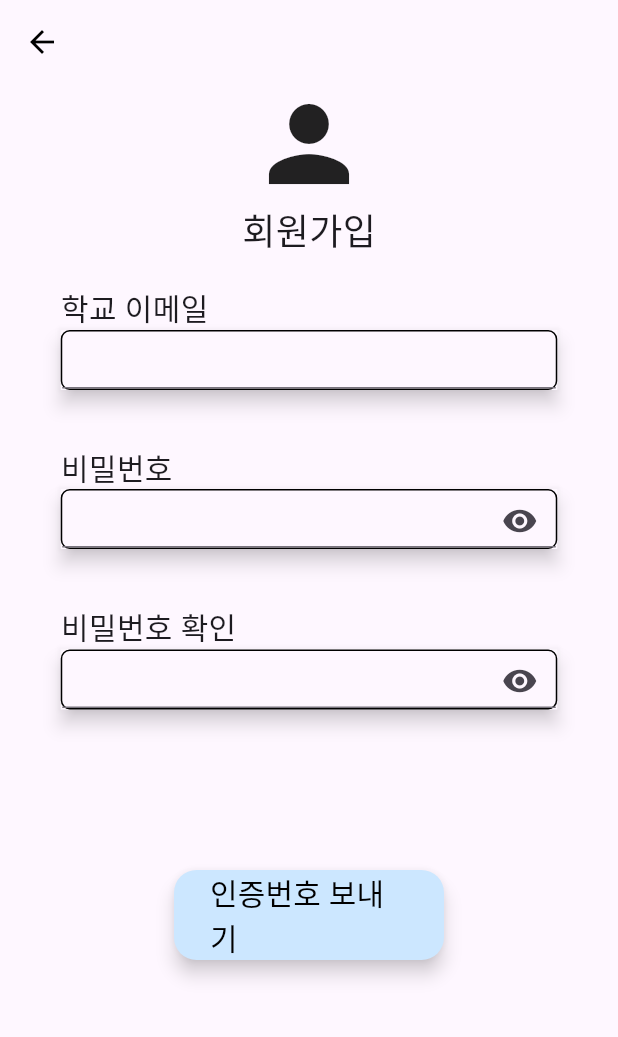
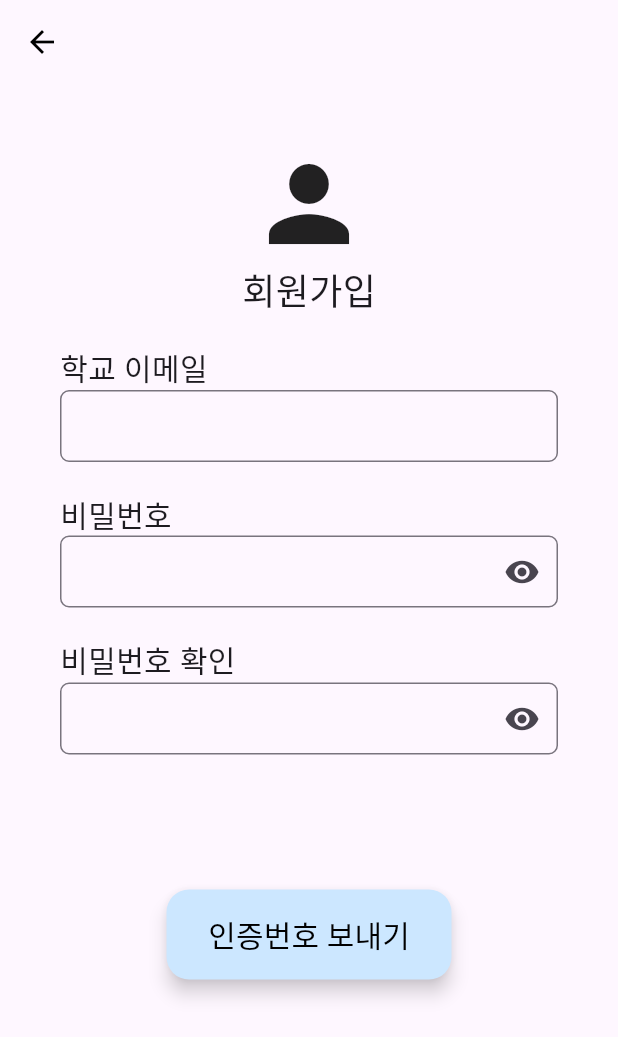
Before and after one commit to sang23141/plo, a Flutter app: the screen it shows after launch, on a phone screen of 412 x 824 dp. Shown: the top 1037 px of the screen. Run offline on Flutter 3.47's test engine with Material 3 defaults, Android fonts, the phone set to English and light mode, and no system bars; our stand-ins replace cloud_firestore, firebase_auth, firebase_core, firebase_storage, flutter_image_compress, flutter_riverpod and 1 more; accounts and stored records are empty.

Commit message:
fixed bug on sign_up_screen error message

```diff
--- a/lib/common/validator/validator.dart
+++ b/lib/common/validator/validator.dart
@@ -26,7 +26,7 @@ static String? isSamePassword(String? password, String? passwordRetype) {
   if (password == null || password.isEmpty || passwordRetype == null || passwordRetype.isEmpty) {
     return ErrorMessageConstants.emptyStringError;
   }
-  if (password !=passwordRetype) {
+  if (password != passwordRetype) {
     return ErrorMessageConstants.confirmPasswordError;
   }
     else {
--- a/lib/common/widget/my_widgets.dart
+++ b/lib/common/widget/my_widgets.dart
@@ -1,16 +1,13 @@
 import 'package:flutter/material.dart';
 import 'package:flutter/services.dart';
-
-Color PLOShadowColor = const Color.fromARGB(200, 0, 0, 0);
 
 Widget NumInputBox(BuildContext context, TextEditingController textController,
     {bool? wrongInput = false}) {
   return Material(
     elevation: 5,
-    shadowColor: PLOShadowColor,
+    shadowColor: const Color.fromARGB(200, 0, 0, 0),
     child: Container(
-      height: 85,
-      width: 73,
+      width: 75,
       decoration: BoxDecoration(
         border: Border.all(
             width: 1, color: wrongInput! ? Colors.red : Colors.black),
@@ -38,51 +35,34 @@ Widget NumInputBox(BuildContext context, TextEditingController textController,
 }
 
 // commentation needed
-Widget TextInputBox(
+Widget textInputBox(
     {required String text,
-    double? boxWidth = 200,
-    double? boxHeight = 50,
-    double? fontSize = 20,
-    required TextEditingController textController,
-    bool? wrongInput = false,
-    String errorMessage = ""}) {
-  return Column(
-    crossAxisAlignment: CrossAxisAlignment.start,
-    children: [
+    double fontSize = 20,
+    required TextEditingController controller,
+    required String? Function(String?)? validator}) {
+  return Column(crossAxisAlignment: CrossAxisAlignment.start, children: [
     Text(
       text,
       style: const TextStyle(fontSize: 20),
     ),
-      Material(
-        shadowColor: PLOShadowColor,
-        elevation: 5,
-        child: Container(
-          width: boxWidth,
-          height: boxHeight,
-          decoration: BoxDecoration(
-            border: Border.all(
-                width: 1, color: wrongInput! ? Colors.red : Colors.black),
+    TextFormField(
+        decoration: InputDecoration(
+            border: OutlineInputBorder(
               borderRadius: BorderRadius.circular(6),
+              borderSide: const BorderSide(color: Colors.black, width: 1),
             ),
-          child: TextField(
-            controller: textController,
+            contentPadding: const EdgeInsets.fromLTRB(5.0, 5.0, 5.0, 5.0)),
+        controller: controller,
         keyboardType: TextInputType.emailAddress,
         style: TextStyle(fontSize: fontSize),
-          ),
-        ),
-      ),
-      Text(
-        wrongInput ? errorMessage : '',
-        style: const TextStyle(color: Colors.red, fontSize: 12),
-      )
-    ],
-  );
+        validator: validator)
+  ]);
 }
 
 Container ButtonBox(
     {required String text,
     Color? color = const Color.fromARGB(255, 204, 231, 255),
-    double? boxWidth = 200,
+    double? boxWidth = 220,
     double? boxHeight = 50,
     Function()? buttonFunc,
     bool? wrongInput = false}) {
@@ -95,14 +75,14 @@ Container ButtonBox(
         shape: RoundedRectangleBorder(borderRadius: BorderRadius.circular(15)),
         side: const BorderSide(color: Colors.transparent),
         backgroundColor: color,
-        shadowColor: PLOShadowColor,
+        shadowColor: const Color.fromARGB(200, 0, 0, 0),
         elevation: 5,
       ),
       child: Text(
         text,
         style: const TextStyle(
           fontSize: 20,
-          color: Colors.black,
+          color: Color.fromARGB(255, 0, 0, 0),
         ),
       ),
     ),
@@ -131,14 +111,11 @@ Widget alertInputBox(
 
 Widget passwordInputBox(
     {required String text,
-    double? boxWidth = 200,
-    double? boxHeight = 50,
     double? fontSize = 20,
-    required TextEditingController textController,
-    bool? wrongInput = false,
-    String errorMessage = "",
+    required TextEditingController controller,
     required bool passwordVisible,
-    required Function() onPressed}) {
+    required Function() onPressed,
+    required String? Function(String?)? validator}) {
   return Column(
     crossAxisAlignment: CrossAxisAlignment.start,
     children: [
@@ -146,20 +123,9 @@ Widget passwordInputBox(
         text,
         style: const TextStyle(fontSize: 20),
       ),
-      Material(
-        shadowColor: PLOShadowColor,
-        elevation: 5,
-        child: Container(
-          width: boxWidth,
-          height: boxHeight,
-          decoration: BoxDecoration(
-            border: Border.all(
-                width: 1, color: wrongInput! ? Colors.red : Colors.black),
-            borderRadius: BorderRadius.circular(6),
-          ),
-          child: TextField(
+      TextFormField(
           obscureText: !passwordVisible,
-            controller: textController,
+          controller: controller,
           keyboardType: TextInputType.visiblePassword,
           style: TextStyle(fontSize: fontSize),
           decoration: InputDecoration(
@@ -168,14 +134,12 @@ Widget passwordInputBox(
                     passwordVisible ? Icons.visibility_off : Icons.visibility,
                   ),
                   onPressed: onPressed),
+              border: OutlineInputBorder(
+                borderRadius: BorderRadius.circular(6),
+                borderSide: const BorderSide(color: Colors.black, width: 1),
               ),
-          ),
-        ),
-      ),
-      Text(
-        wrongInput ? errorMessage : '',
-        style: const TextStyle(color: Colors.red, fontSize: 12),
-      )
+              contentPadding: const EdgeInsets.fromLTRB(5.0, 5.0, 5.0, 5.0)),
+          validator: validator),
     ],
   );
 }
@@ -239,14 +203,13 @@ Widget shadowBox({
   );
 }
 
-Widget textFormFieldErr({
-  TextInputType? inputType,
+Widget textFormFieldErr(
+    {TextInputType? inputType,
     List<TextInputFormatter>? inputRules,
     required double circularRadius,
     required String? Function(String?) validator,
     TextInputAction? textInputAction,
-  TextEditingController? controller
-}) {
+    TextEditingController? controller}) {
   return TextFormField(
     controller: controller,
     keyboardType: inputType,
--- a/lib/constants/error_message_constants.dart
+++ b/lib/constants/error_message_constants.dart
@@ -4,17 +4,21 @@ class ErrorMessageConstants {
   static const String emailFormatError = "이메일 형식을 올바르게 써주세요";
   static const String emptyStringError = "값을 입력 해주세요";
   static const String passwordFormatError =
-      "비밀번호는 최소 8자 이상이어야 하며, 최소 1개의 글자, 1개의 숫자, 그리고 1개의 특수 문자를 포함해야 합니다";
-  static const String confirmPasswordError = "Password and confirm password must be the same";
+      "비밀번호는 8자 이상이어야 하며\n최소 1개이상의 대문자, 소문자, 숫자,\n특수문자를 포함해야 합니다";
+  static const String confirmPasswordError = "비밀번호가 일치하지 않습니다";
 
-  static const String imageUploadError = "Sorry... There was an error uploading photos. Please try again";
-  static const String itemUploadError = "Sorry... There was an error uploading item. Please try again";
+  static const String imageUploadError =
+      "Sorry... There was an error uploading photos. Please try again";
+  static const String itemUploadError =
+      "Sorry... There was an error uploading item. Please try again";
 
   static const String showItemWarningErrorMessage =
       "This item has been reported multiple times by other users. It could contain inappropriate content. Would you still like to view this item?";
-  static const String failedToLaunchUrlMessage = "Failed to launch url. Please try again later";
+  static const String failedToLaunchUrlMessage =
+      "Failed to launch url. Please try again later";
 
-  static const String needToLoginMessage = "You need to login to use this feature. Please login and try again.";
+  static const String needToLoginMessage =
+      "You need to login to use this feature. Please login and try again.";
   static const String needToLoginForReportMessage =
       "To enhance security measures, we do not permit unsigned users to report a post. Please log in and try again.";
   static const String needToLoginForNotificationSetting =
--- a/lib/main.dart
+++ b/lib/main.dart
@@ -21,7 +21,7 @@ class MyApp extends StatelessWidget {
   @override
   Widget build(BuildContext context) {
     return const MaterialApp(
-      home: Sign_upScreen(),
+      home: SignUpScreen(),
     );
   }
 }
--- a/lib/views/sign_up_screen_view.dart/sign_up_screen.dart
+++ b/lib/views/sign_up_screen_view.dart/sign_up_screen.dart
@@ -6,88 +6,63 @@ import 'package:flutter/material.dart';
 import 'package:flutter_riverpod/flutter_riverpod.dart';
 import 'package:email_vertify/common/validator/validator.dart';
 
-class Sign_upScreen extends ConsumerStatefulWidget {
-  const Sign_upScreen({super.key});
+class SignUpScreen extends ConsumerStatefulWidget {
+  const SignUpScreen({super.key});
 
   @override
-  ConsumerState<Sign_upScreen> createState() => _Sign_upScreenState();
+  ConsumerState<SignUpScreen> createState() => _SignUpScreenState();
 }
 
-class _Sign_upScreenState extends ConsumerState<Sign_upScreen> {
-  bool invalidEmail = false;
-  bool invalidPassword = false;
-  bool notSamePassword = false;
-  bool isLoading = false;
-  bool isPasswordVisible = false;
-  TextEditingController password = TextEditingController();
-  TextEditingController passwordRetype = TextEditingController();
-  TextEditingController email = TextEditingController();
-
-  // @override
-  // void initState() {
-  //   super.initState();
-  //   //Provider wriiten to save state when user goes to next page and come back
-  //   ref
-  //       .watch(signUpInfoProvider.notifier)
-  //       .setEmailAndPassword(email, password, passwordRetype);
-  // }
+class _SignUpScreenState extends ConsumerState<SignUpScreen> {
+  final _formKey = GlobalKey<FormState>();
+  bool _isLoading = false;
+  bool _isPasswordVisible = false;
+  final TextEditingController _email = TextEditingController();
+  final TextEditingController _password = TextEditingController();
+  final TextEditingController _passwordRetype = TextEditingController();
 
   @override
   void dispose() {
-    email.dispose();
-    password.dispose();
-    passwordRetype.dispose();
+    _email.dispose();
+    _password.dispose();
+    _passwordRetype.dispose();
     super.dispose();
+  }
+
+  //Pass email and password to signup_provider
+  void _setProvider() {
+    ref
+        .watch(signUpInfoProvider.notifier)
+        .setEmailAndPassword(_email, _password, _passwordRetype);
   }
 
   // Function to send verification code to email
   void sendVertCodeToEmail() {
-    String? emailError = Validator.validatePSUEmail(email.text);
-    String? passwordError = Validator.validatePassword(password.text);
-    String? passwordRetypeError =
-        Validator.isSamePassword(password.text, passwordRetype.text);
-
-    if (emailError == null &&
-        passwordError == null &&
-        passwordRetypeError == null) {
+    if (_formKey.currentState!.validate()) {
       setState(() {
-        isLoading = true;
-        invalidEmail = false;
-        invalidPassword = false;
-        notSamePassword = false;
+        _isLoading = true;
       });
 
-      //Pass email and password to signup_provider
-      ref
-          .watch(signUpInfoProvider.notifier)
-          .setEmailAndPassword(email, password, passwordRetype);
+      _setProvider();
 
-      // Make API call to get OTP
-      EmailAPIService.otpLogin(email.text).then((response) {
+      //Make API call to get OTP
+      EmailAPIService.otpLogin(_email.text).then((response) {
+        //If API response contains data, navigate to VertCodeScreen
+        if (response.data != null) {
           setState(() {
-          isLoading = false; // Hide loading indicator
+            _isLoading = false; // Hide loading indicator
           });
 
-        // If response contains data, navigate to VertCodeScreen
-        if (response.data != null) {
           Navigator.push(
             context,
             MaterialPageRoute(
               builder: ((context) => VertCodeScreen(
-                    emailcontroller: email,
+                    emailcontroller: _email,
                     otpHash: response.data!,
                   )),
             ),
           );
         }
-      });
-    } else {
-      //Three must be declared as false at the begining else it will continously show the error message even though the error is gone.
-      setState(() {
-        isLoading = false;
-        invalidEmail = false;
-        invalidPassword = false;
-        notSamePassword = false;
       });
     }
   }
@@ -109,7 +84,13 @@ class _Sign_upScreenState extends ConsumerState<Sign_upScreen> {
       body: SingleChildScrollView(
         child: Align(
           alignment: Alignment.center,
-          child: Column(mainAxisAlignment: MainAxisAlignment.center, children: [
+          child: Padding(
+            padding: const EdgeInsets.all(40.0),
+            child: Form(
+              key: _formKey,
+              child: Column(
+                  mainAxisAlignment: MainAxisAlignment.center,
+                  children: [
                     //나중에 plo로고로 대체해야 합니다.
                     const Icon(
                       Icons.person,
@@ -123,51 +104,43 @@ class _Sign_upScreenState extends ConsumerState<Sign_upScreen> {
 
                     defaultSpacing,
 
-            TextInputBox(
+                    textInputBox(
                         text: '학교 이메일',
-              boxWidth: 331,
-              boxHeight: 40,
-              textController: email,
-              wrongInput: invalidEmail,
-              errorMessage: "학교 이메일이 아니거나 존재하지 않는 이메일 입니다",
+                        controller: _email,
+                        validator: (value) =>
+                            Validator.validatePSUEmail(value)),
+
+                    defaultSpacing,
+
+                    passwordInputBox(
+                      text: '비밀번호',
+                      controller: _password,
+                      passwordVisible: _isPasswordVisible,
+                      onPressed: () => setState(() {
+                        _isPasswordVisible = !_isPasswordVisible;
+                      }),
+                      validator: (value) => Validator.validatePassword(value),
                     ),
 
                     defaultSpacing,
 
                     passwordInputBox(
-              text: '비밀번호',
-              boxWidth: 331,
-              boxHeight: 40,
-              textController: password,
-              passwordVisible: isPasswordVisible,
+                      text: '비밀번호 확인',
+                      controller: _passwordRetype,
+                      passwordVisible: _isPasswordVisible,
                       onPressed: () => setState(() {
-                isPasswordVisible = !isPasswordVisible;
+                        _isPasswordVisible = !_isPasswordVisible;
                       }),
-              wrongInput: invalidPassword,
-              errorMessage:
-                  "비밀번호 조건에 부합하지 않습니다\n\n다음 요건을 충족해 주세요\n- 8자 이상\n- 숫자 1개 이상\n- 소문자 1개 이상\n- 대문자 1개 이상\n- 특수문자 1개 이상",
-            ),
-
-            defaultSpacing,
-            passwordInputBox(
-              text: '비밀번호 확인',
-              boxWidth: 331,
-              boxHeight: 40,
-              textController: passwordRetype,
-              passwordVisible: isPasswordVisible,
-              onPressed: () => setState(() {
-                isPasswordVisible = !isPasswordVisible;
-              }),
-              wrongInput: notSamePassword,
-              errorMessage: "비밀번호가 일치하지 않습니다",
+                      validator: (value) =>
+                          Validator.isSamePassword(value, _password.text),
                     ),
 
                     const SizedBox(height: 90),
-            isLoading
+                    _isLoading
                         ? const CircularProgressIndicator()
                         : ButtonBox(
                             text: '인증번호 보내기',
-                    boxWidth: 180,
+                            boxWidth: 190,
                             boxHeight: 60,
                             buttonFunc: sendVertCodeToEmail),
 
@@ -175,6 +148,8 @@ class _Sign_upScreenState extends ConsumerState<Sign_upScreen> {
                   ]),
             ),
           ),
+        ),
+      ),
     );
   }
 }
```
Also changed, not shown: lib/vertification_code.dart (+15 -17 lines), lib/views/sign_up_screen.dart (deleted, +0 -179 lines), 10 other files. Lines whose indentation alone changed are shown as unchanged.
